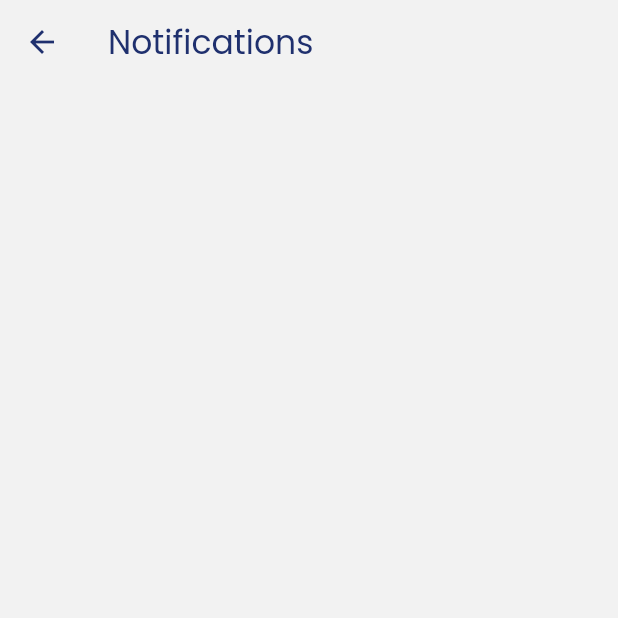
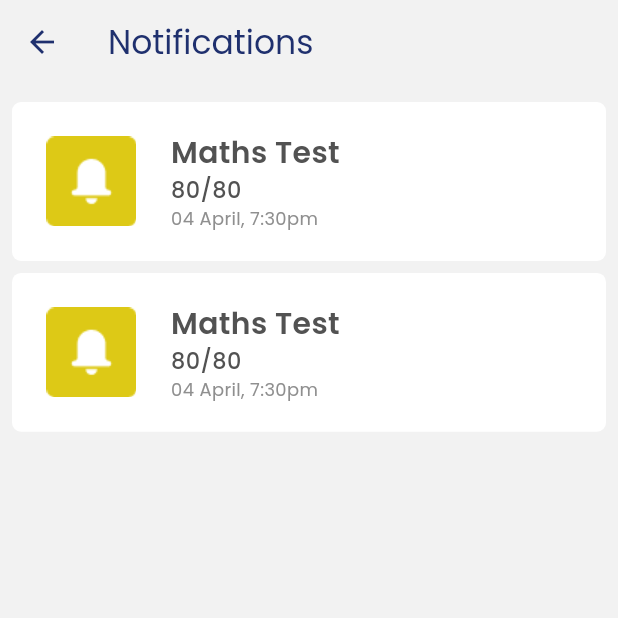
Before and after one commit to vcuwebapp/VCU, a Flutter app: the screen it shows after launch, after a tap on "Agree & Proceed", after a tap on "Login", after a tap on the "notifications" icon, on a phone screen of 412 x 824 dp, the top half of it. Run offline on Flutter 3.47's test engine with Material 3 defaults, Android fonts, the light colour scheme and no system bars; our stand-ins replace camera, fl_chart, flutter_sizer, google_fonts, shared_preferences, table_calendar and 1 more; missing offline and left inert: datetime_setting; network calls fail.

Commit message:
new screens work

```diff
--- a/lib/custom_widgets/custom_icon_card.dart
+++ b/lib/custom_widgets/custom_icon_card.dart
@@ -28,17 +28,18 @@ class CustomIconCard extends StatelessWidget {
             padding: const EdgeInsets.all(20.0),
             child: Container(
               decoration: BoxDecoration(
-                  color: kPhyColor, borderRadius: BorderRadius.circular(4)),
+                image: DecorationImage(image: assetImage),
+                   borderRadius: BorderRadius.circular(4)),
               height: 8.h,
               width: 8.h,
             ),
           ),
-          const Column(
+          Column(
             crossAxisAlignment: CrossAxisAlignment.start,
             children: [
-              HeadingText(text: "Physics Test"),
-              SubHeadingText(text: "Gravitation"),
-              DateText(text: "04 April, 7:30 p.m."),
+              HeadingText(text: headingText,),
+              SubHeadingText(text: subHeadingText,),
+              DateText(text: dateText, ),
             ],
           )
         ],
--- /dev/null
+++ b/lib/custom_widgets/custom_parent_widget.dart
@@ -0,0 +1,15 @@
+import 'package:flutter/material.dart';
+
+class CustomParentWidget extends StatelessWidget{
+  final Widget child;
+
+  const CustomParentWidget({super.key, required this.child});
+
+  @override
+  Widget build(BuildContext context) {
+    return SafeArea(
+      minimum: const EdgeInsets.all(8.0),
+      child: child,
+    );
+  }
+}
--- a/lib/user_activities/home/home.dart
+++ b/lib/user_activities/home/home.dart
@@ -1,4 +1,7 @@
 import 'package:flutter/material.dart';
+import 'package:vcu_2023/custom_widgets/custom_icon_card.dart';
+import 'package:vcu_2023/custom_widgets/custom_parent_widget.dart';
+import 'package:vcu_2023/custom_widgets/custom_texts.dart';
 import 'package:vcu_2023/custom_widgets/feature_icon.dart';
 import 'package:vcu_2023/globals/common_variables.dart';
 import 'package:vcu_2023/user_activities/notifications/notifications.dart';
@@ -53,17 +56,17 @@ class HomeScreen extends State<Home> {
                 }),
           ],
         ),
-        body: SingleChildScrollView(
+        body: CustomParentWidget(
+          child: SingleChildScrollView(
             physics: const AlwaysScrollableScrollPhysics(),
             child: Column(
+              crossAxisAlignment: CrossAxisAlignment.start,
               children: [
                 const Card(
                   child: Image(
                       image: AssetImage('assets/images/welcome_graphics.jpg')),
                 ),
-              Padding(
-                padding: const EdgeInsets.all(8.0),
-                child: GridView.builder(
+                GridView.builder(
                   physics: const NeverScrollableScrollPhysics(),
                   shrinkWrap: true,
                   gridDelegate: const SliverGridDelegateWithFixedCrossAxisCount(
@@ -94,8 +97,14 @@ class HomeScreen extends State<Home> {
                     );
                   },
                 ),
-              )
+                const HeadingText( text: 'Tests'),
+                const CustomIconCard(assetImage: AssetImage("assets/images/phyico.png"),
+                    color: kWhiteColor,
+                    dateText: "04 April, 7:30 p.m.",
+                    headingText: "Physics Test",
+                    subHeadingText: "Gravitation"),
               ],
+            ),
           ),
         ),
         bottomNavigationBar: BottomAppBar(
--- a/lib/user_activities/notifications/notifications.dart
+++ b/lib/user_activities/notifications/notifications.dart
@@ -1,4 +1,7 @@
 import 'package:flutter/material.dart';
+import 'package:vcu_2023/custom_widgets/custom_icon_card.dart';
+import 'package:vcu_2023/custom_widgets/custom_parent_widget.dart';
+import 'package:vcu_2023/globals/common_variables.dart';
 
 class Notifications extends StatefulWidget {
   const Notifications({super.key});
@@ -20,6 +23,16 @@ class NotificationsPage extends State<Notifications> {
       appBar: AppBar(
         title: const Text('Notifications'),
       ),
+      body: CustomParentWidget(child: ListView.builder(
+          itemCount: 2,
+          itemBuilder: (context, index) {
+              return const Padding(
+                padding:  EdgeInsets.symmetric(vertical: 4.0),
+                child:  CustomIconCard(assetImage: AssetImage("assets/images/notiico.png"), color: kWhiteColor, dateText: '04 April, 7:30pm', headingText: 'Maths Test', subHeadingText: '80/80',),
+              );
+            }
+          ),
+    ),
     );
   }
 }
--- a/pubspec.yaml
+++ b/pubspec.yaml
@@ -40,6 +40,7 @@ dependencies:
   intl: ^0.18.0
   datetime_setting: ^2.0.2
   camera: any
+  fl_chart: ^0.66.0
 
 dev_dependencies:
   flutter_test:
```
Also changed, not shown: lib/custom_widgets/custom_charts.dart (added, +21 -0 lines), lib/features/marks/marks.dart (+10 -0 lines), pubspec.lock, 2 other files. Lines whose indentation alone changed are shown as unchanged.
